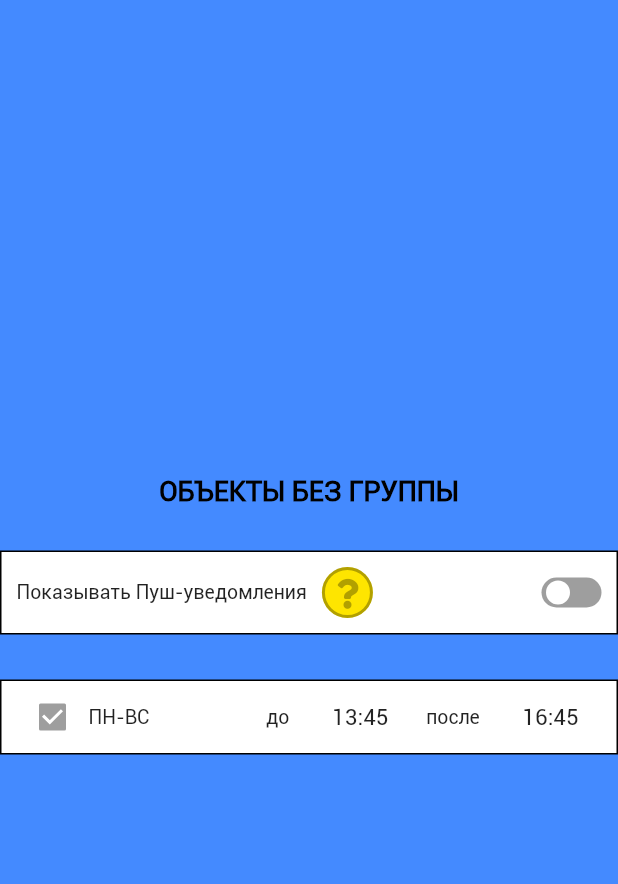
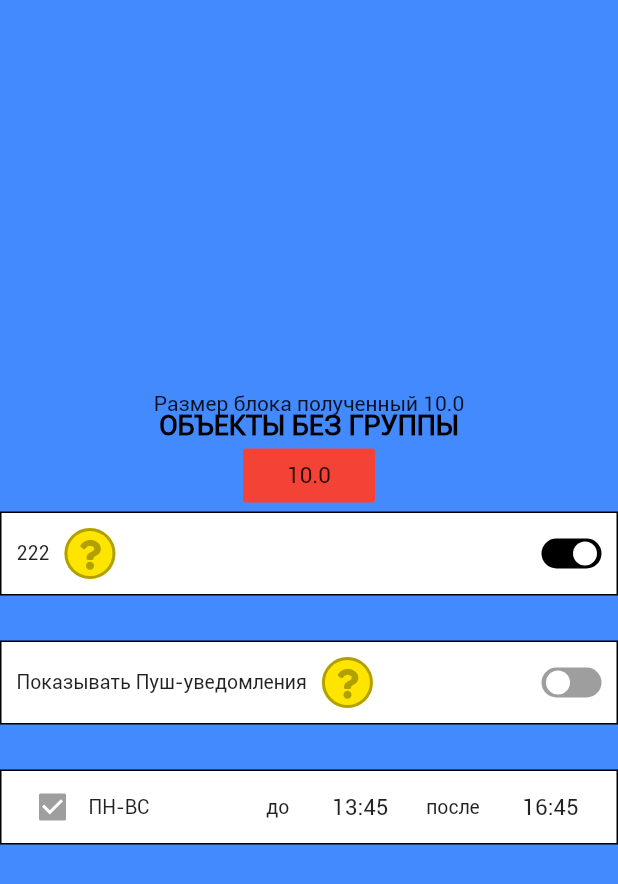
Before and after one commit to Medvedoc/TitanLK, a Flutter app: the TitanSettingsObjectNoGroup widget shown alone on an empty page, opened directly, on a phone screen of 412 x 824 dp. Shown: the top 884 px of the screen. Run offline on Flutter 3.47's test engine with Material 2 defaults, Android fonts, the phone set to English and light mode, and no system bars; drawn by our look-alikes of flutter_switch; our stand-ins replace flutter_bloc, flutter_multi_formatter, font_awesome_flutter, image_cropper, image_picker; missing offline and left inert: flutter_picker, flutter_shine, icon_shadow.

Commit message:
height
height child element

```diff
--- /dev/null
+++ b/lib/control/TitanToogle.dart
@@ -0,0 +1,179 @@
+import 'package:flutter/material.dart';
+import 'package:flutter/cupertino.dart';
+import 'package:flutter_switch/flutter_switch.dart';
+import 'package:font_awesome_flutter/font_awesome_flutter.dart';
+
+// ignore: must_be_immutable
+class TitanToogle extends StatefulWidget {
+  double abc;
+  Function(double) callback;
+
+  final String textHeading;
+  final String textDialog;
+  final List<num> border;
+  bool isSwitched;
+
+  TitanToogle({
+    this.textDialog,
+    this.textHeading,
+    this.isSwitched,
+    this.border,
+    this.abc,
+    this.callback,
+  });
+  @override
+  _TitanToogleState createState() => _TitanToogleState();
+}
+
+class _TitanToogleState extends State<TitanToogle> {
+  final GlobalKey _cardKey = GlobalKey();
+  double cardSizeheight;
+
+  void initState() {
+    super.initState();
+    WidgetsBinding.instance.addPostFrameCallback((_) => getSizeAndPosition());
+  }
+
+  getSizeAndPosition() {
+    RenderBox _cardBox = _cardKey.currentContext.findRenderObject();
+    cardSizeheight = _cardBox.size.height;
+    print('Внутренний блок $cardSizeheight');
+  }
+
+  @override
+  Widget build(BuildContext context) {
+    return Column(children:<Widget>[
+
+          FlatButton(
+            onPressed: () {
+              widget.callback(cardSizeheight);
+              //print(widget.callback(cardSizeheight));
+            },
+            child: new Text(widget.abc.toString()),
+            color: Colors.red,
+          ),
+      Container(
+      key: _cardKey,
+      padding: EdgeInsets.symmetric(horizontal: 10.0, vertical: 10.0),
+      decoration: new BoxDecoration(
+        color: Colors.white,
+        border: new Border(
+          left: widget.border[0] != 0
+              ? BorderSide(
+                  color: Color.fromRGBO(0, 0, 0, 1),
+                  width: 1.0,
+                )
+              : BorderSide.none,
+          right: widget.border[1] != 0
+              ? BorderSide(
+                  color: Color.fromRGBO(0, 0, 0, 1),
+                  width: 1.0,
+                )
+              : BorderSide.none,
+          top: widget.border[2] != 0
+              ? BorderSide(
+                  color: Color.fromRGBO(0, 0, 0, 1),
+                  width: 1.0,
+                )
+              : BorderSide.none,
+          bottom: widget.border[3] != 0
+              ? BorderSide(
+                  color: Color.fromRGBO(0, 0, 0, 1),
+                  width: 1.0,
+                )
+              : BorderSide.none,
+        ),
+      ),
+      child: Stack(
+        alignment: AlignmentDirectional.centerStart,
+        children: <Widget>[
+          Row(
+            children: <Widget>[
+              Text(
+                widget.textHeading,
+                style: TextStyle(
+                  fontSize: 13.0,
+                  fontWeight: FontWeight.w400,
+                ),
+              ),
+              widget.textDialog != null
+                  ? GestureDetector(
+                      child: Container(
+                        margin: EdgeInsets.only(left: 10.0),
+                        padding: const EdgeInsets.all(5.0),
+                        decoration: new BoxDecoration(
+                          border: new Border.all(
+                              color: Color.fromRGBO(101, 91, 0, 0.5),
+                              width: 2.0,
+                              style: BorderStyle.solid),
+                          shape: BoxShape.circle,
+                          color: Color.fromRGBO(254, 229, 0, 1),
+                        ),
+                        child: Icon(
+                          FontAwesomeIcons.question,
+                          color: Color.fromRGBO(101, 91, 0, 0.5),
+                          size: 20.0,
+                        ),
+                      ),
+                      onTap: () {
+                        showDialog(
+                          context: context,
+                          builder: (context) {
+                            return Dialog(
+                              shape: RoundedRectangleBorder(
+                                borderRadius: BorderRadius.circular(20),
+                              ),
+                              elevation: 8,
+                              child: Container(
+                                padding: EdgeInsets.symmetric(
+                                    horizontal: 10.0, vertical: 16.0),
+                                width: double.infinity,
+                                child: Column(
+                                  crossAxisAlignment: CrossAxisAlignment.center,
+                                  mainAxisAlignment: MainAxisAlignment.center,
+                                  mainAxisSize: MainAxisSize.min,
+                                  children: <Widget>[
+                                    Padding(
+                                      padding: EdgeInsets.all(10),
+                                      child: Text(widget.textDialog),
+                                    ),
+                                  ],
+                                ),
+                              ),
+                            );
+                          },
+                        );
+                      },
+                    )
+                  : SizedBox(height: 34.0),
+            ],
+          ),
+          Container(
+            alignment: Alignment.centerRight,
+            child: FlutterSwitch(
+              value: widget.isSwitched,
+              onToggle: (val) {
+                widget.callback(cardSizeheight);
+                setState(() {
+                  widget.isSwitched = val;
+                  print(widget.isSwitched);
+                });
+              },
+              activeColor: Colors.black,
+              inactiveColor: Colors.grey,
+              toggleColor: Colors.white,
+              width: 40.0,
+              height: 20.0,
+              toggleSize: 18.0,
+              valueFontSize: 16.0,
+              borderRadius: 20.0,
+              padding: 2.0,
+            ),
+          ),
+        ],
+      ),
+    )]);
+  }
+
+
+}
--- a/lib/widgets/settingsObjectNoGroup.dart
+++ b/lib/widgets/settingsObjectNoGroup.dart
@@ -1,3 +1,4 @@
+import 'package:flutter_image/control/TitanToogle.dart';
 import 'package:font_awesome_flutter/font_awesome_flutter.dart';
 import 'package:flutter/cupertino.dart';
 import 'package:flutter/material.dart';
@@ -12,6 +13,14 @@ class TitanSettingsObjectNoGroup extends StatefulWidget {
 
 class _TitanSettingsObjectNoGroupState
     extends State<TitanSettingsObjectNoGroup> {
+  double abc = 10.0;
+
+  callback(heightBlock) {
+    setState(() {
+      abc = heightBlock;
+    });
+  }
+
   String toTime = '13:45';
   String fromTime = '16:45';
   String toTimeHour;
@@ -45,12 +54,14 @@ class _TitanSettingsObjectNoGroupState
 
   @override
   Widget build(BuildContext context) {
+    print("Основной блок $abc");
     return Column(
       mainAxisAlignment: MainAxisAlignment.center,
       children: [
         Column(
           mainAxisAlignment: MainAxisAlignment.center,
           children: <Widget>[
+            Text("Размер блока полученный $abc"),
             Text(
               'ОБЪЕКТЫ БЕЗ ГРУППЫ'.toUpperCase(),
               style: TextStyle(
@@ -60,6 +71,14 @@ class _TitanSettingsObjectNoGroupState
                 fontWeight: FontWeight.w600,
                 height: 0.90,
               ),
+            ),
+            TitanToogle(
+              textDialog: '111',
+              textHeading: '222',
+              isSwitched: true,
+              border: [1, 1, 1, 1],
+              abc: abc,
+              callback: callback,
             ),
             SizedBox(height: 30.0),
             Container(
@@ -482,8 +501,6 @@ class _TitanSettingsObjectNoGroupState
           print(value.toString());
           print(picker..getSelectedValues());
           setState(() {
-
-
             fromTimeHour = (value[0] < 10) ? "0${value[0]}" : "${value[0]}";
             fromTimeMinute = (value[1] < 10) ? "0${value[1]}" : "${value[1]}";
             fromTime = '$fromTimeHour:$fromTimeMinute';
@@ -491,5 +508,4 @@ class _TitanSettingsObjectNoGroupState
           });
         }).showDialog(context);
   }
-
 }
```
